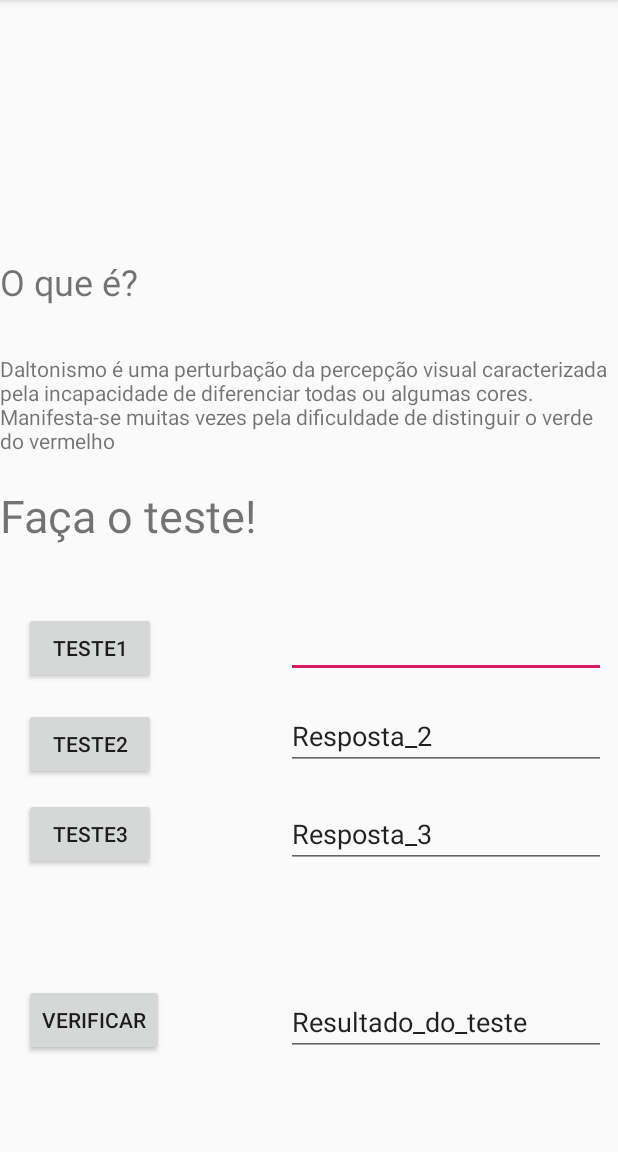
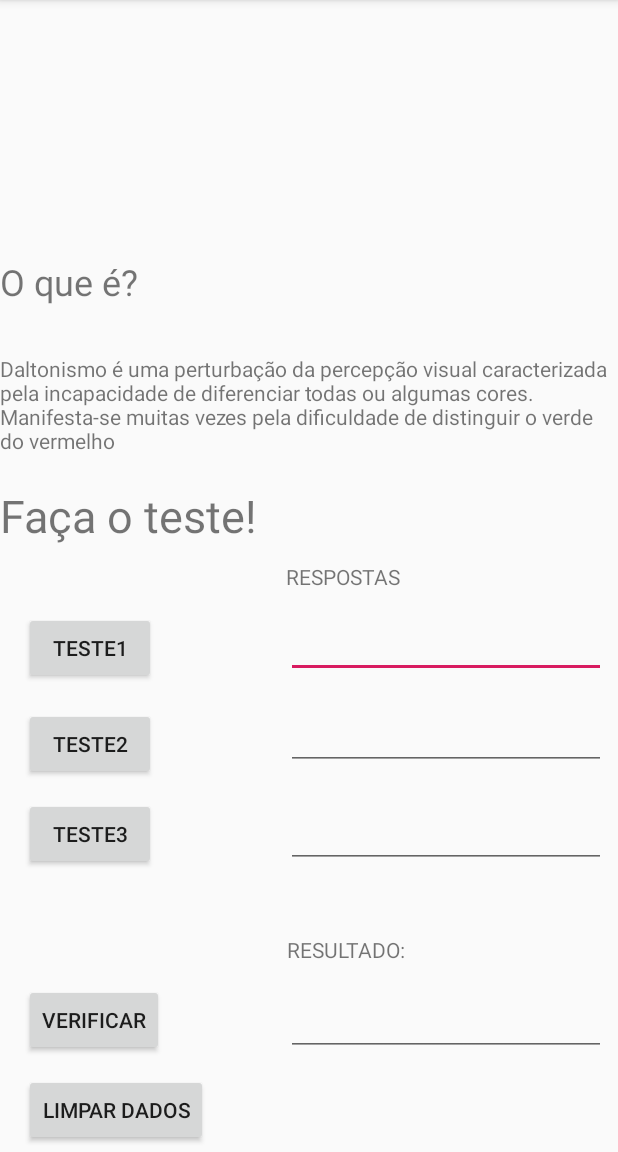
Before and after one commit to OBO13/TrabalhoPDM01, an Android app: the screen it shows after launch (MainActivity), on a phone screen of 412 x 824 dp, the part 84-1236 px from its top. Run offline under Robolectric (Android 15) with nearby library versions, the phone set to English and light mode, and no system bars.

Commit message:
terceiro comite

```diff
--- a/app/src/main/res/layout/activity_main.xml
+++ b/app/src/main/res/layout/activity_main.xml
@@ -58,7 +58,6 @@
             android:layout_width="wrap_content"
             android:layout_height="wrap_content"
             android:inputType="textPersonName"
-            android:text="Resposta_1"
             android:ems="10"
             android:id="@+id/resp1" android:layout_marginEnd="8dp"
             app:layout_constraintEnd_toEndOf="parent" android:layout_marginRight="8dp"
@@ -68,7 +67,6 @@
             android:layout_width="wrap_content"
             android:layout_height="wrap_content"
             android:inputType="textPersonName"
-            android:text="Resposta_2"
             android:ems="10"
             android:id="@+id/resp2" android:layout_marginEnd="8dp"
             app:layout_constraintEnd_toEndOf="parent" android:layout_marginRight="8dp"
@@ -78,7 +76,6 @@
             android:layout_width="wrap_content"
             android:layout_height="wrap_content"
             android:inputType="textPersonName"
-            android:text="Resposta_3"
             android:ems="10"
             android:id="@+id/resp3" android:layout_marginEnd="8dp"
             app:layout_constraintEnd_toEndOf="parent" android:layout_marginRight="8dp"
@@ -88,11 +85,36 @@
             android:layout_width="wrap_content"
             android:layout_height="wrap_content"
             android:inputType="textPersonName"
-            android:text="Resultado_do_teste"
             android:ems="10"
             android:id="@+id/result" android:layout_marginEnd="8dp"
             app:layout_constraintEnd_toEndOf="parent" android:layout_marginRight="8dp"
             android:layout_marginBottom="64dp"
             app:layout_constraintBottom_toBottomOf="parent"/>
+    <TextView
+            android:text="RESPOSTAS"
+            android:layout_width="wrap_content"
+            android:layout_height="wrap_content"
+            android:id="@+id/textView5" app:layout_constraintEnd_toEndOf="parent" android:layout_marginEnd="8dp"
+            android:layout_marginRight="8dp" android:layout_marginTop="8dp"
+            app:layout_constraintTop_toBottomOf="@+id/textView" app:layout_constraintStart_toStartOf="parent"
+            android:layout_marginBottom="8dp" app:layout_constraintBottom_toTopOf="@+id/resp1"
+            app:layout_constraintHorizontal_bias="0.582" app:layout_constraintVertical_bias="0.929"/>
+    <TextView
+            android:text="RESULTADO:"
+            android:layout_width="wrap_content"
+            android:layout_height="wrap_content"
+            android:id="@+id/textView6" app:layout_constraintStart_toStartOf="parent" android:layout_marginLeft="8dp"
+            android:layout_marginStart="8dp" app:layout_constraintEnd_toEndOf="parent" android:layout_marginEnd="8dp"
+            android:layout_marginRight="8dp" android:layout_marginBottom="16dp"
+            app:layout_constraintBottom_toTopOf="@+id/result" app:layout_constraintHorizontal_bias="0.579"/>
+    <Button
+            android:text="Limpar Dados"
+            android:layout_width="wrap_content"
+            android:layout_height="wrap_content"
+            android:id="@+id/btnLimpar" app:layout_constraintEnd_toEndOf="parent" android:layout_marginEnd="8dp"
+            android:layout_marginRight="8dp" app:layout_constraintStart_toStartOf="parent"
+            android:layout_marginLeft="8dp" android:layout_marginStart="8dp"
+            app:layout_constraintBottom_toBottomOf="parent" app:layout_constraintHorizontal_bias="0.029"
+            android:layout_marginBottom="4dp" android:onClick="btnLimpar"/>
 
 </androidx.constraintlayout.widget.ConstraintLayout>
```
Also changed, not shown: app/src/main/java/com/example/apptrabalho01/MainActivity.kt (+63 -28 lines), app/src/main/java/com/example/apptrabalho01/Tela2.kt (+19 -12 lines), app/src/main/res/layout/activity_tela2.xml (+11 -10 lines).
